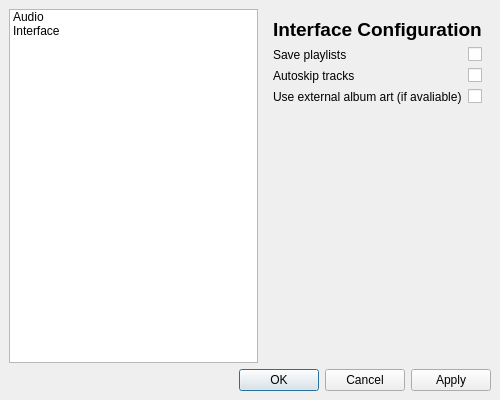
This is src/PAW_GUI/settings_paw_gui.ui in CapitanMurasa/PerfectAudioWorks as Qt 5 draws it before an edit. The edited form follows.
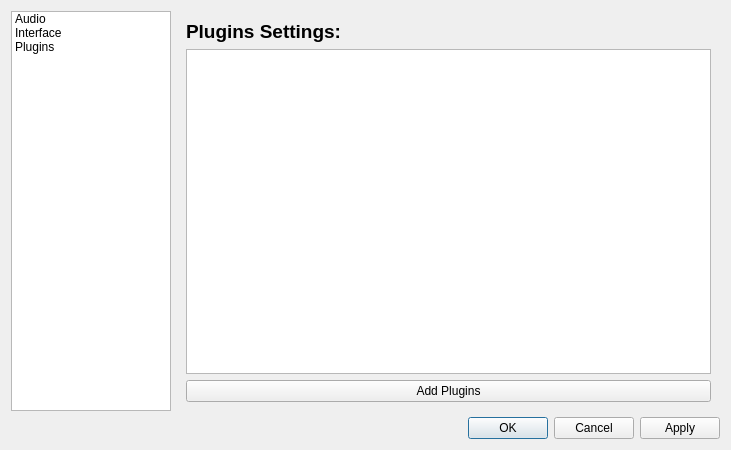
This is the edited form.

Commit message: Python plugins bind

```diff
--- a/src/PAW_GUI/settings_paw_gui.ui
+++ b/src/PAW_GUI/settings_paw_gui.ui
@@ -1,24 +1,29 @@
 <?xml version="1.0" encoding="UTF-8"?>
 <ui version="4.0">
  <class>Settings_PAW_gui</class>
- <widget class="QMainWindow" name="Settings_PAW_gui">
+ <widget class="QDialog" name="Settings_PAW_gui">
   <property name="geometry">
    <rect>
     <x>0</x>
     <y>0</y>
-    <width>500</width>
-    <height>400</height>
+    <width>731</width>
+    <height>450</height>
    </rect>
   </property>
   <property name="windowTitle">
    <string>PAW - Settings</string>
   </property>
-  <widget class="QWidget" name="centralwidget">
    <layout class="QVBoxLayout" name="mainVerticalLayout">
     <item>
      <layout class="QHBoxLayout" name="contentHorizontalLayout">
       <item>
        <widget class="QListWidget" name="settingsMenu">
+       <property name="maximumSize">
+        <size>
+         <width>160</width>
+         <height>16777215</height>
+        </size>
+       </property>
         <item>
          <property name="text">
           <string>Audio</string>
@@ -29,12 +34,17 @@
           <string>Interface</string>
          </property>
         </item>
+       <item>
+        <property name="text">
+         <string>Plugins</string>
+        </property>
+       </item>
        </widget>
       </item>
       <item>
        <widget class="QStackedWidget" name="settingsStack">
         <property name="currentIndex">
-         <number>1</number>
+        <number>2</number>
         </property>
         <widget class="QWidget" name="audioPage">
          <layout class="QVBoxLayout" name="audioLayout">
@@ -170,6 +180,33 @@
           </item>
          </layout>
         </widget>
+       <widget class="QWidget" name="PluginsPage">
+        <layout class="QVBoxLayout" name="pluginsLayout">
+         <item>
+          <widget class="QLabel" name="label_4">
+           <property name="font">
+            <font>
+             <pointsize>14</pointsize>
+             <bold>true</bold>
+            </font>
+           </property>
+           <property name="text">
+            <string>Plugins Settings:</string>
+           </property>
+          </widget>
+         </item>
+         <item>
+          <widget class="QListWidget" name="PluginsList"/>
+         </item>
+         <item>
+          <widget class="QPushButton" name="AddPluginsButton">
+           <property name="text">
+            <string>Add Plugins</string>
+           </property>
+          </widget>
+         </item>
+        </layout>
+       </widget>
        </widget>
       </item>
      </layout>
@@ -183,7 +220,6 @@
     </item>
    </layout>
   </widget>
- </widget>
  <resources/>
  <connections/>
 </ui>
```
Left out of the diff: 35 changed lines with no effect on the pictures. Lines whose indentation alone changed are shown as unchanged. The commit also changes 7 other files.
